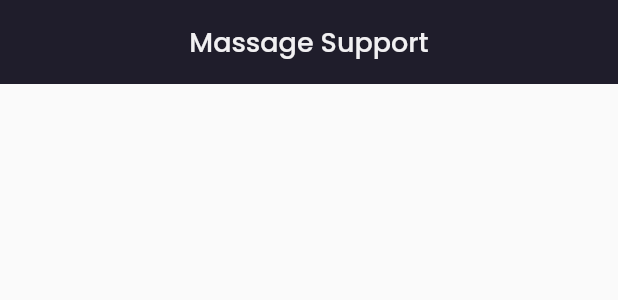
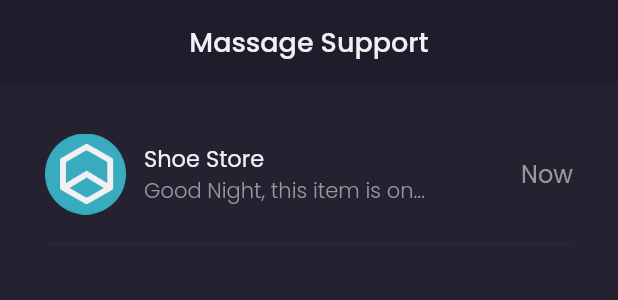
Before and after one commit to Urcane/shamo-apps, a Flutter app: the ChatPage widget shown alone on an empty page, opened directly, on a phone screen of 412 x 824 dp. Shown: the top 300 px of the screen. Run offline on Flutter 3.47's test engine with Material 2 defaults, Android fonts, the phone set to English and light mode, and no system bars; our stand-ins replace google_fonts; accounts and stored records are empty; network calls fail.

Commit message:
slicing: input chat page

```diff
--- a/lib/main.dart
+++ b/lib/main.dart
@@ -1,5 +1,6 @@
 import 'package:flutter/material.dart';
 import 'package:provider/provider.dart';
+import 'package:shamo/pages/detail_chat_page.dart';
 import 'package:shamo/pages/home/main_page.dart';
 import 'package:shamo/pages/sign_in_page.dart';
 import 'package:shamo/pages/sign_up_page.dart';
@@ -26,6 +27,7 @@ class MyApp extends StatelessWidget {
           "/sign-in": (context) => SignInPage(),
           "/sign-up": (context) => SignUpPage(),
           "/home": (context) => MainPage(),
+          "/detail-chat": (context) => DetailChatPage(),
         },
       ),
     );
--- a/lib/pages/home/chat_page.dart
+++ b/lib/pages/home/chat_page.dart
@@ -1,5 +1,6 @@
 import 'package:flutter/material.dart';
 import 'package:shamo/theme.dart';
+import 'package:shamo/widgets/chat_tile.dart';
 
 class ChatPage extends StatelessWidget {
   const ChatPage({Key? key}) : super(key: key);
@@ -22,7 +23,7 @@ class ChatPage extends StatelessWidget {
       );
     }
 
-    Widget _content() {
+    Widget _emptyChat() {
       return Expanded(
         child: Container(
           width: double.infinity,
@@ -82,9 +83,27 @@ class ChatPage extends StatelessWidget {
       );
     }
 
+    Widget _content() {
+      return Expanded(
+        child: Container(
+          width: double.infinity,
+          color: background3Color,
+          child: ListView(
+            padding: EdgeInsets.symmetric(
+              horizontal: defaultMargin,
+            ),
+            children: <Widget>[
+              ChatTile(),
+            ],
+          ),
+        ),
+      );
+    }
+
     return Column(
       children: <Widget>[
         _header(),
+        _content(),
       ],
     );
   }
--- a/lib/theme.dart
+++ b/lib/theme.dart
@@ -11,6 +11,7 @@ Color background1Color = Color(0xff1F1D2B);
 Color background2Color = Color(0xff2B2937);
 Color background3Color = Color(0xff242231);
 Color background4Color = Color(0xff252836);
+Color background5Color = Color(0xff2b2844);
 Color primaryTextColor = Color(0xffF1F0F2);
 Color secondaryTextColor = Color(0xff999999);
 Color subtitleTextColor = Color(0xff504F5E);
--- /dev/null
+++ b/lib/widgets/chat_tile.dart
@@ -0,0 +1,66 @@
+import 'package:flutter/material.dart';
+import 'package:shamo/theme.dart';
+
+class ChatTile extends StatelessWidget {
+  const ChatTile({Key? key}) : super(key: key);
+
+  @override
+  Widget build(BuildContext context) {
+    return GestureDetector(
+      onTap: () {
+        Navigator.pushNamed(context, "/detail-chat");
+      },
+      child: Container(
+        margin: EdgeInsets.only(top: 33),
+        child: Column(
+          children: <Widget>[
+            Row(
+              children: <Widget>[
+                Image.asset(
+                  "assets/material/logo_shop_picture.png",
+                  width: 54,
+                ),
+                SizedBox(
+                  width: 12,
+                ),
+                Expanded(
+                  child: Column(
+                    crossAxisAlignment: CrossAxisAlignment.start,
+                    children: <Widget>[
+                      Text(
+                        "Shoe Store",
+                        style: primaryTextStyle.copyWith(
+                          fontSize: 15,
+                        ),
+                      ),
+                      Text(
+                        "Good Night, this item is on...",
+                        style: secondaryTextStyle.copyWith(
+                          fontWeight: light,
+                        ),
+                        overflow: TextOverflow.ellipsis,
+                      )
+                    ],
+                  ),
+                ),
+                Text(
+                  "Now",
+                  style: secondaryTextStyle.copyWith(
+                    fontSize: 16,
+                  ),
+                )
+              ],
+            ),
+            SizedBox(
+              height: 12,
+            ),
+            Divider(
+              thickness: 1,
+              color: Color(0xff282939),
+            )
+          ],
+        ),
+      ),
+    );
+  }
+}
```
Also changed, not shown: lib/pages/detail_chat_page.dart (added, +179 -0 lines), assets/material/logo_shop_picture_online.png (added).
